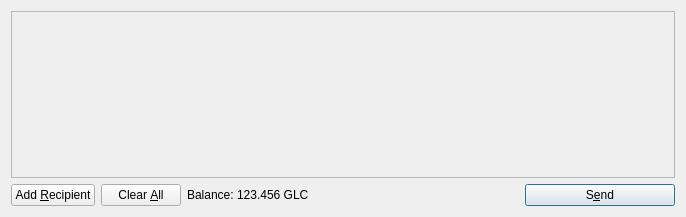
The window that gameleaguecoin/src/qt/forms/sendcoinsdialog.ui (gameleague/gameleaguecoin) describes before a commit, drawn with Qt 5.
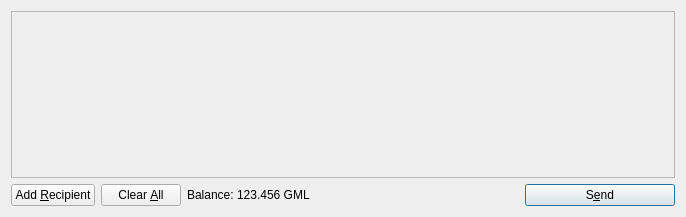
The same window after the commit. Icons and pictures are not drawn.

What changed in the file:
```diff
--- a/gameleaguecoin/src/qt/forms/sendcoinsdialog.ui
+++ b/gameleaguecoin/src/qt/forms/sendcoinsdialog.ui
@@ -128,7 +128,7 @@
           <cursorShape>IBeamCursor</cursorShape>
          </property>
          <property name="text">
-          <string>123.456 GLC</string>
+          <string>123.456 GML</string>
          </property>
          <property name="textInteractionFlags">
           <set>Qt::LinksAccessibleByMouse|Qt::TextSelectableByKeyboard|Qt::TextSelectableByMouse</set>
```
